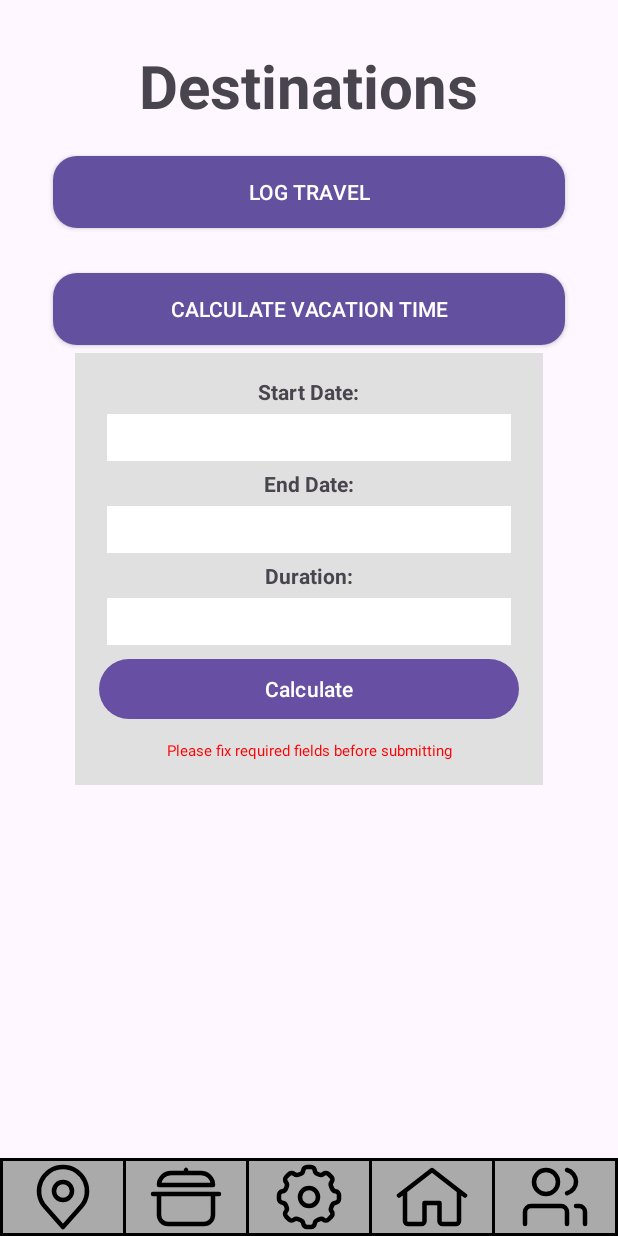
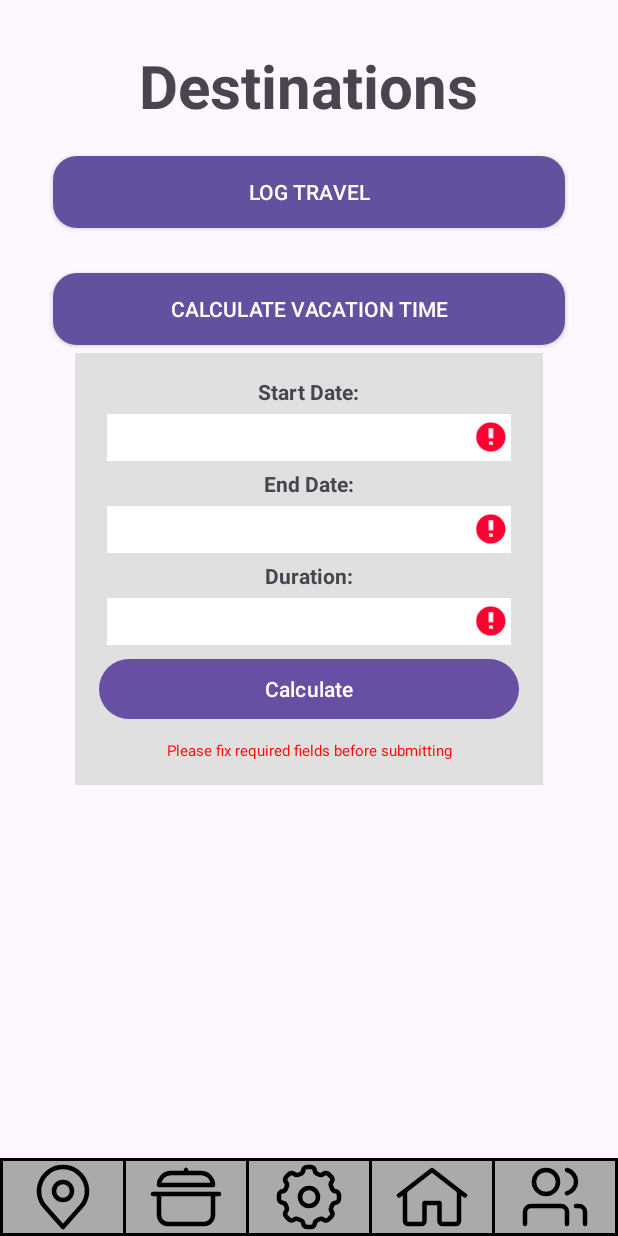
Before and after one commit to vyang2968/CS2340FAC_Team2, an Android app: the DestinationScreen screen opened directly, with no data from a screen before it, after a tap on "Calculate", on a phone screen of 412 x 824 dp. Run offline under Robolectric (Android 15) with nearby library versions, the light colour scheme and no system bars; our stand-ins replace Firebase (no records; nobody signed in at launch, a user with empty details on screens opened directly), data binding; 2 other taps on this screen came first.

Commit message:
minor fixes

```diff
--- a/Project/Sprint2-main/app/src/main/java/com/example/sprintproject/view/DestinationScreen.java
+++ b/Project/Sprint2-main/app/src/main/java/com/example/sprintproject/view/DestinationScreen.java
@@ -275,16 +275,28 @@ public class DestinationScreen extends NavBarScreen {
                     if (!userStartDateInput.getText().toString().isEmpty()) {
                         Log.i(TAG, "userStartDateInput has value");
                         destinationViewModel.setUserStartDateHasValue(true);
+                    } else {
+                        Log.i(TAG, "userStartDateInput does not have value");
+                        destinationViewModel.setUserStartDateHasValue(false);
+                        userStartDateInput.setError("field cannot be empty");
                     }
 
                     if (!userEndDateInput.getText().toString().isEmpty()) {
                         Log.i(TAG, "userEndDateInput has value");
                         destinationViewModel.setUserEndDateHasValue(true);
+                    } else {
+                        Log.i(TAG, "userEndDateInput does not have value");
+                        destinationViewModel.setUserEndDateHasValue(false);
+                        userEndDateInput.setError("field cannot be empty");
                     }
 
                     if (!durationInput.getText().toString().isEmpty()) {
                         Log.i(TAG, "userDuration has value");
                         destinationViewModel.setUserDurationHasValue(true);
+                    } else {
+                        Log.i(TAG, "userDuration does not have value");
+                        destinationViewModel.setUserDurationHasValue(false);
+                        durationInput.setError("field cannot be empty");
                     }
 
                     destinationViewModel.calculateHasTwoValues();
```
